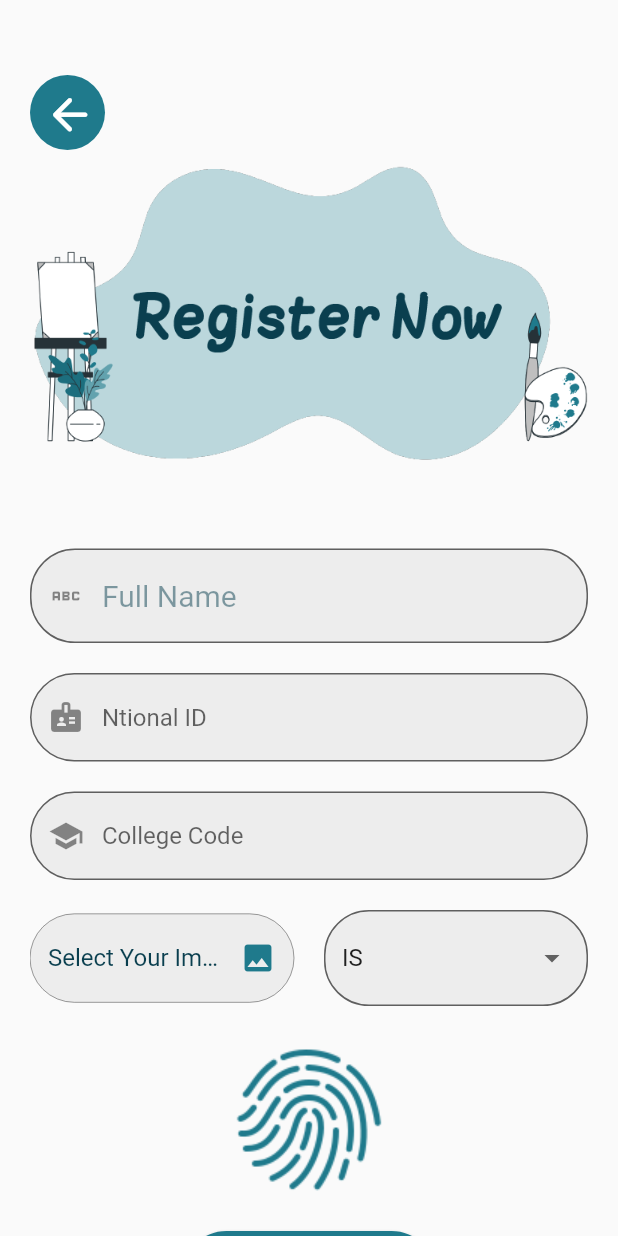
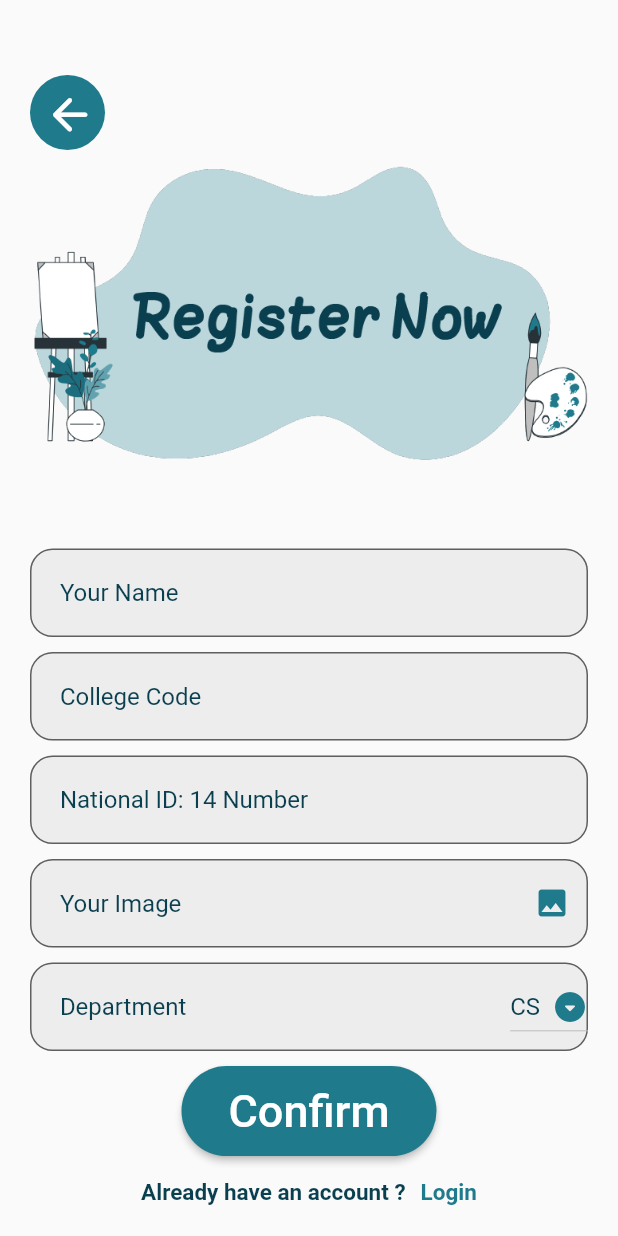
Before and after one commit to Esraa-Ebrahim/pppp, a Flutter app: the RegistrationPage screen opened directly, on a phone screen of 412 x 824 dp. Run offline on Flutter 3.47's test engine with Material 2 defaults, Android fonts, the phone set to English and light mode, and no system bars; our stand-ins replace dotted_border, flutter_spinkit, geolocator, hexcolor, image_picker, responsive_framework.

Commit message:
الحمد لله

```diff
--- a/lib/RegisrationPage.dart
+++ b/lib/RegisrationPage.dart
@@ -5,9 +5,7 @@ import 'package:flutter/material.dart';
 import 'login_screen.dart';
 import 'package:image_picker/image_picker.dart';
 import 'dart:io';
-import 'package:local_auth_ios/local_auth_ios.dart';
-import 'package:local_auth/error_codes.dart' as auth_error;
-import 'package:local_auth/local_auth.dart';
+
 
 class RegistrationPage extends StatefulWidget {
   @override
@@ -15,29 +13,17 @@ class RegistrationPage extends StatefulWidget {
 }
 
 class _RegistrationPageState extends State<RegistrationPage> {
-  final LocalAuthentication auth = LocalAuthentication();
-  String _message = 'Not authenticated';
+  var selectedValue1 =1;
+  var selectedValue2 =1;
+  var selectedValue3 =1;
+  var selectedValue4 =1;
+  var selectedValue5 =1;
+  var selectedValue6 =1;
+  var selectedValue7 =1;
+  int selectedValue = 1;
 
-  Future<void> _authenticate() async {
-    bool authenticated = false;
-    try {
-      authenticated = await auth.authenticate(
-        localizedReason: 'Please authenticate to continue',
-      );
-    } catch (e) {
-      print(e);
-    }
-
-    if (authenticated) {
-      setState(() {
-        _message = 'Authenticated';
-      });
-    } else {
-      setState(() {
-        _message = 'Not authenticated';
-      });
-    }
-  }
+  ImagePicker picker = ImagePicker();
+  XFile? image;
 
   TextEditingController _phoneController = TextEditingController();
   TextEditingController passwordController = TextEditingController();
@@ -55,10 +41,6 @@ class _RegistrationPageState extends State<RegistrationPage> {
       });
     }
   }
-
-  ImagePicker picker = ImagePicker();
-  XFile? image;
-  int selectedValue = 1;
 
   Widget _backButton() {
     return Row(mainAxisAlignment: MainAxisAlignment.start, children: [
@@ -225,168 +207,143 @@ class _RegistrationPageState extends State<RegistrationPage> {
               filled: true,
               fillColor: Color(0xffededed),
               border: OutlineInputBorder(
-                borderSide: BorderSide(color: Color(0xffededed)),
-                borderRadius: BorderRadius.circular(30),
+                borderSide: BorderSide(color: Color(0xff0a3f4f), width: 1.0),
+                borderRadius: BorderRadius.circular(15),
               ),
-              hintText: 'Full Name',
-              prefixIcon: Icon(Icons.abc),
+              hintText: '  Your Name',
               hintStyle: TextStyle(
-                  color: Color(0xff0a3f4f).withOpacity(0.5), fontSize: 20)),
+                color: Color(0xff0a3f4f),
+              )),
         ),
         SizedBox(
-          height: 20.0,
+          height: 10,
         ),
+
         TextField(
-          obscureText: isSeen,
+          keyboardType: TextInputType.text,
           decoration: InputDecoration(
               filled: true,
               fillColor: Color(0xffededed),
               border: OutlineInputBorder(
-              borderSide: BorderSide(color: Color(0xffededed)),
-              borderRadius: BorderRadius.circular(30),
+                borderSide: BorderSide(color: Color(0xff01F7A8C), width: 1.0),
+                borderRadius: BorderRadius.circular(15),
               ),
-            hintText: 'Ntional ID',
-            prefixIcon: Icon(Icons.badge),
-          ),
+              hintText: '  College Code',
+              hintStyle: TextStyle(
+                color: Color(0xff0a3f4f),
+              )),
         ),
         SizedBox(
-          height: 20.0,
+          height: 10,
         ),
         TextField(
-          obscureText: isSeen,
+          keyboardType: TextInputType.number,
           decoration: InputDecoration(
               filled: true,
               fillColor: Color(0xffededed),
               border: OutlineInputBorder(
-              borderSide: BorderSide(color: Color(0xffededed)),
-              borderRadius: BorderRadius.circular(30),
+                borderSide: BorderSide(color: Color(0xff01F7A8C), width: 1.0),
+                borderRadius: BorderRadius.circular(15),
               ),
-            hintText: 'College Code',
-            prefixIcon: Icon(Icons.school),
-          ),
+              hintText: '  National ID: 14 Number',
+              hintStyle: TextStyle(
+                color: Color(0xff0a3f4f),
+              )),
         ),
         SizedBox(
-          height: 20.0,
+          height: 10,
         ),
-        Row(
-          children: [
-            Expanded(
-              child: GestureDetector(
-                onTap: () async {
-                  showDialog(
-                    context: context,
-                    builder: (BuildContext context) {
-                      return AlertDialog(
-                        title: Text("Select image from"),
-                        actions: <Widget>[
-                          TextButton(
-                            child: Text("Gallery"),
+        TextFormField(
+          // enabled: false,
+          keyboardType: TextInputType.none,
+          decoration: InputDecoration(
+            //      suffixText: 'choose file',
+              suffixIcon: IconButton(
+                icon: Icon(Icons.image, color: Color(0xff1f7a8c)),
                 onPressed: () async {
-                              image = (await picker.getImage(
-                                  source: ImageSource.gallery)) as XFile?;
-                              setState(() {});
-                              Navigator.pop(context);
+                  image = await picker.pickImage(source: ImageSource.gallery);
+                  image == null ? Container() :
+                  Image.file(File(image!.path));
+                  setState(() {},);
                 },
               ),
-                          TextButton(
-                            child: Text("Camera"),
-                            onPressed: () async {
-                              image = (await picker.getImage(
-                                  source: ImageSource.camera)) as XFile?;
-                              setState(() {});
-                              Navigator.pop(context);
-                            },
+              filled: true,
+              suffixIconColor: Color(0xff0a3f4f),
+              fillColor: Color(0xffededed),
+              border: OutlineInputBorder(
+                borderSide: BorderSide(color: Color(0xff0a3f4f), width: 1.0),
+                borderRadius: BorderRadius.circular(15),
+              ),
+              hintText: '  Your Image',
+              hintStyle: TextStyle(
+                color: Color(0xff0a3f4f),
+              )),
+        ),
+        image == null ? Container() :
+        Image.file(File(image!.path)),
+        SizedBox(
+          height: 10,
+        ),
+        TextField(
+          keyboardType: TextInputType.none,
+          decoration: InputDecoration(
+              suffixIcon:
+              DropdownButton(
+                  icon: Icon(Icons.arrow_drop_down_circle_rounded,
+                      color: Color(0xff1f7a8c)),
+                  value: selectedValue2,
+                  items: const [
+                    DropdownMenuItem(
+                      child: Text("CS  ",
+                        style: TextStyle(color: Color(0xff0a3f4f)),),
+                      value: 1,
+                    ),
+                    DropdownMenuItem(
+                      child: Text(
+                        "IS  ", style: TextStyle(color: Color(0xff0a3f4f)),),
+                      value: 2   ,
+                    ),
+                    DropdownMenuItem(
+                      child: Text("IT  ",
+                        style: TextStyle(color: Color(0xff0a3f4f)),),
+                      value: 3,
+                    ),
+                    DropdownMenuItem(
+                      child: Text(
+                        "DS  ", style: TextStyle(color: Color(0xff0a3f4f)),),
+                      value: 4,
+                    ),
+                    DropdownMenuItem(
+                      child: Text(
+                        "MI  ", style: TextStyle(color: Color(0xff0a3f4f)),),
+                      value: 5,
+                    ),
+                    DropdownMenuItem(
+                      child: Text(
+                        "AI  ", style: TextStyle(color: Color(0xff0a3f4f)),),
+                      value: 6,
                     ),
                   ],
-                      );
-                    },
-                  );
-                },
-                child: TextFormField(
-                  enabled: false,
-                  keyboardType: TextInputType.none,
-                  decoration: InputDecoration(
+                  onChanged: (value) {
+                    setState(() {
+                      selectedValue2 = value!;
+                    });
+                  }),
               filled: true,
               fillColor: Color(0xffededed),
               border: OutlineInputBorder(
-                      borderSide: BorderSide(color: Color(0xffededed)),
-                      borderRadius: BorderRadius.circular(30),
+                borderSide: BorderSide(color: Color(0xff01F7A8C), width: 1.0),
+                borderRadius: BorderRadius.circular(15),
               ),
-                    hintText: 'Select Your Image',
+              hintText: '  Department',
               hintStyle: TextStyle(
                 color: Color(0xff0a3f4f),
+              )),
         ),
-                    suffixIcon: Icon(Icons.image, color: Color(0xff1f7a8c)),
-                  ),
-                ),
-              ),
-            ),
-            image == null ? Container() : Image.file(File(image!.path)),
         SizedBox(
           height: 10,
         ),
-            SizedBox(
-              width: 20,
-            ),
-            Expanded(
-              child: DropdownButtonFormField<int>(
-                value: selectedValue,
-                items: [
-                  DropdownMenuItem<int>(
-                    child: Text('Department'),
-                    value: null,
-                  ),
-                  DropdownMenuItem<int>(
-                    child: Text('IS'),
-                    value: 1,
-                  ),
-                  DropdownMenuItem<int>(
-                    child: Text('IT'),
-                    value: 2,
-                  ),
-                  DropdownMenuItem<int>(
-                    child: Text('CS'),
-                    value: 3,
-                  ),
-                  DropdownMenuItem<int>(
-                    child: Text('MI'),
-                    value: 4,
-                  ),
-                  DropdownMenuItem<int>(
-                    child: Text('AI'),
-                    value: 5,
-                  ),
       ],
-                decoration: InputDecoration(
-                  filled: true,
-                  fillColor: Color(0xffededed),
-                  border: OutlineInputBorder(
-                    borderSide: BorderSide(color: Color(0xffededed)),
-                    borderRadius: BorderRadius.circular(30),
-                  ),
-                ),
-                onChanged: (value) {
-                  setState(() {
-                    selectedValue = value!;
-                  });
-                },
-              ),
-            ),
-          ],
-        ),
-      ],
-    );
-  }
-
-  Widget _fingerprint() {
-    return InkWell(
-      onTap: () async {
-        _authenticate;
-      },
-      child: Container(
-        child: Image.asset('assetss/fingerprint1.png'),
-        height: 150,
-      ),
     );
   }
 
@@ -415,7 +372,6 @@ class _RegistrationPageState extends State<RegistrationPage> {
                     _backButton(),
                     _title(),
                     _emailPasswordWidget(),
-                    _fingerprint(),
                     _submitButton(),
                     _loginAccountLabel(),
                   ],
```
Lines whose indentation alone changed are shown as unchanged.
